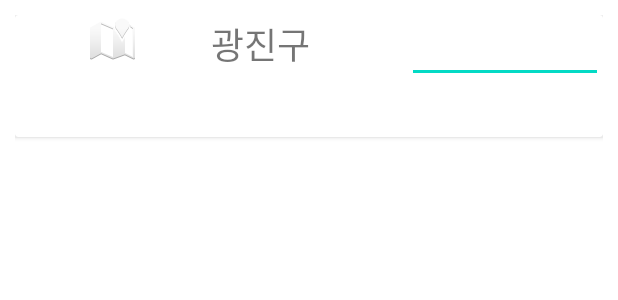
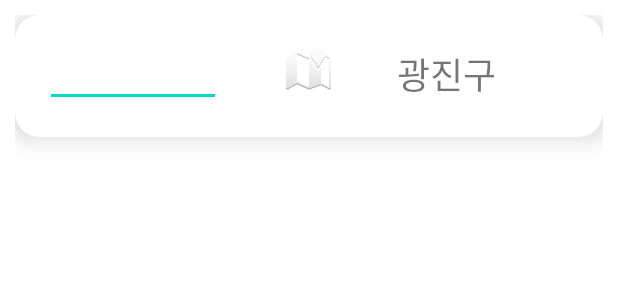
Before and after one commit to BAEKYUJEONG/RunnersHI, an Android app: the layout history.xml on its own in the app's theme, with its tools: preview values and no code run, on a phone screen of 412 x 824 dp. Shown: the top 300 px of the screen. Run offline under Robolectric (Android 15) with nearby library versions, the phone set to English and light mode, and no system bars.

Commit message:
[style] Profile xml 및 history style 편집

```diff
--- a/runnershi_fe/RunnersHi/app/src/main/res/layout/history.xml
+++ b/runnershi_fe/RunnersHi/app/src/main/res/layout/history.xml
@@ -1,5 +1,6 @@
 <?xml version="1.0" encoding="utf-8"?>
 <LinearLayout xmlns:android="http://schemas.android.com/apk/res/android"
+    xmlns:app="http://schemas.android.com/apk/res-auto"
     android:layout_width="match_parent"
     android:layout_height="match_parent"
     android:orientation="vertical"
@@ -8,12 +9,22 @@
     <androidx.cardview.widget.CardView
         android:layout_width="match_parent"
         android:layout_height="81dp"
-        android:padding="30dp">
+        app:cardCornerRadius="16dp"
+        app:cardElevation="10dp"
+        app:contentPadding="20dp">
 
         <LinearLayout
             android:layout_width="match_parent"
-            android:layout_height="80dp"
+            android:layout_height="wrap_content"
             android:orientation="horizontal">
+
+            <EditText
+                android:id="@+id/timeNumber"
+                android:layout_width="match_parent"
+                android:layout_height="wrap_content"
+                android:layout_weight="1"
+                android:ems="10"
+                android:inputType="number" />
 
             <ImageView
                 android:id="@+id/map"
@@ -29,14 +40,6 @@
                 android:layout_weight="1"
                 android:text="광진구"
                 android:textSize="24sp" />
-
-            <EditText
-                android:id="@+id/timeNumber"
-                android:layout_width="match_parent"
-                android:layout_height="wrap_content"
-                android:layout_weight="1"
-                android:ems="10"
-                android:inputType="number" />
         </LinearLayout>
     </androidx.cardview.widget.CardView>
 
```
Also changed, not shown: runnershi_fe/RunnersHi/app/src/main/res/layout/fragment_profile.xml (+47 -31 lines).
